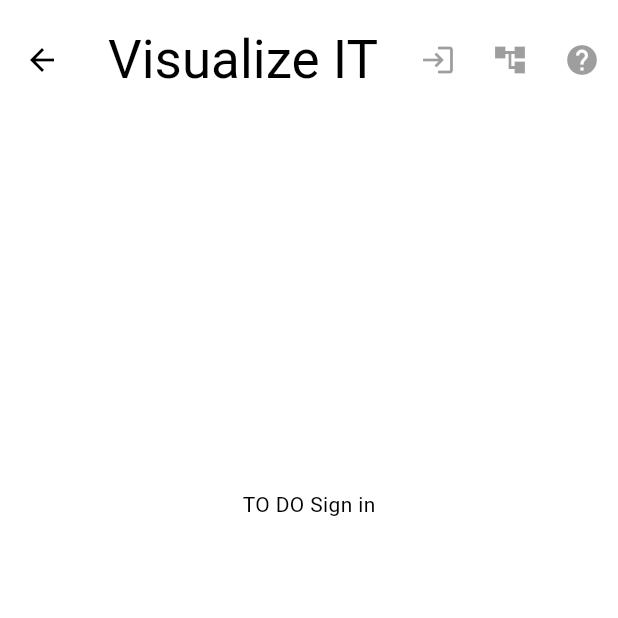
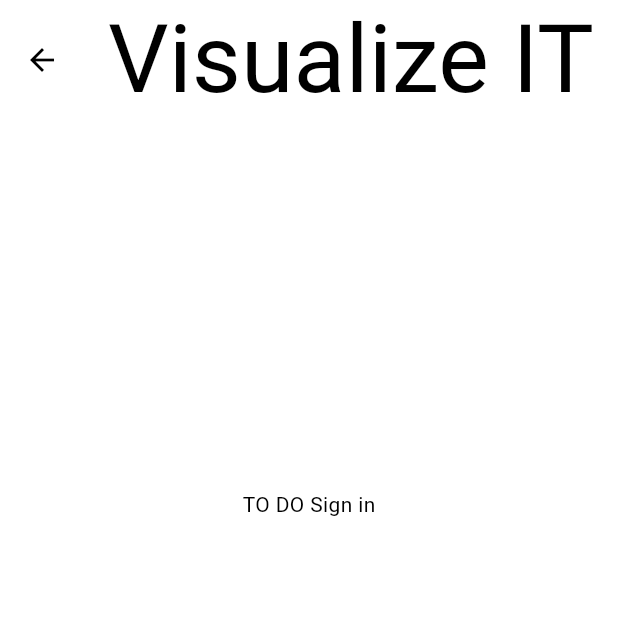
Before and after one commit to it-toolkit/visualizeit, a Flutter app: the screen it shows after launch, after a tap on the "login" icon, on a phone screen of 412 x 824 dp, the top half of it. Run offline on Flutter 3.47's test engine with Material 3 defaults, Android fonts, the phone set to English and light mode, and no system bars; our stand-ins replace go_router.

Commit message:
chore: Hide base page actions when no callback available

```diff
--- a/lib/pages/base_page.dart
+++ b/lib/pages/base_page.dart
@@ -1,4 +1,5 @@
 import 'package:flutter/material.dart';
+import 'package:visualizeit/utils/extensions.dart';
 
 abstract class BasePage extends StatelessWidget {
   /// Constructs a [TemplateScreen]
@@ -16,11 +17,11 @@ abstract class BasePage extends StatelessWidget {
             toolbarHeight: 80,
             bottom: buildAppBarBottom(context),
             title: const FittedBox(child: Text("Visualize IT", textScaler: TextScaler.linear(3.0))),
-            actions: <Widget>[
-              IconButton(icon: const Icon(Icons.login), tooltip: 'SignIn', onPressed: onSignInPressed),
-              IconButton(icon: const Icon(Icons.account_tree), tooltip: 'Extensions', onPressed: onExtensionsPressed),
-              IconButton(icon: const Icon(Icons.help), tooltip: 'Help', onPressed: onHelpPressed),
-            ]),
+            actions: <Widget?>[
+              IconButton(icon: const Icon(Icons.login), tooltip: 'SignIn', onPressed: onSignInPressed).takeIfDef(onSignInPressed),
+              IconButton(icon: const Icon(Icons.account_tree), tooltip: 'Extensions', onPressed: onExtensionsPressed).takeIfDef(onExtensionsPressed),
+              IconButton(icon: const Icon(Icons.help), tooltip: 'Help', onPressed: onHelpPressed).takeIfDef(onHelpPressed),
+            ].nonNulls.toList()),
         body: Container(margin: const EdgeInsets.all(15), child: buildBody(context)));
   }
 
--- /dev/null
+++ b/lib/utils/extensions.dart
@@ -0,0 +1,5 @@
+
+extension ObjectExtensions<T extends Object> on T {
+  T? takeIf(bool condition) => condition ? this : null;
+  T? takeIfDef(Object? object) => object != null? this : null;
+}
```
